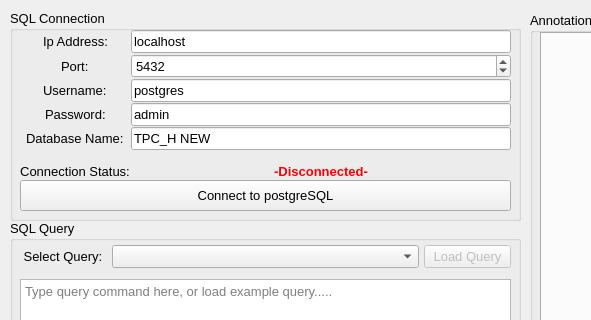
yixiong321/CZ4031-Project2, file USETHISFOLDER/MainUI.ui: the form before one commit; both pictures show x 0 to 591 and y 0 to 320 of the 1038 by 592 pixel window.
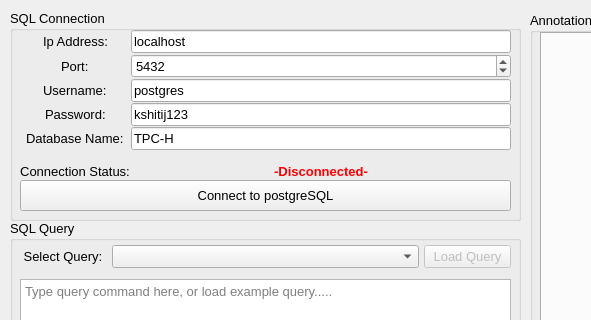
The form after the commit.

Patch:
```diff
--- a/USETHISFOLDER/MainUI.ui
+++ b/USETHISFOLDER/MainUI.ui
@@ -148,7 +148,7 @@
          </font>
         </property>
         <property name="text">
-         <string>admin</string>
+         <string>kshitij123</string>
         </property>
        </widget>
       </item>
@@ -172,7 +172,7 @@
          </font>
         </property>
         <property name="text">
-         <string>TPC_H NEW</string>
+         <string>TPC-H</string>
         </property>
        </widget>
       </item>
```
